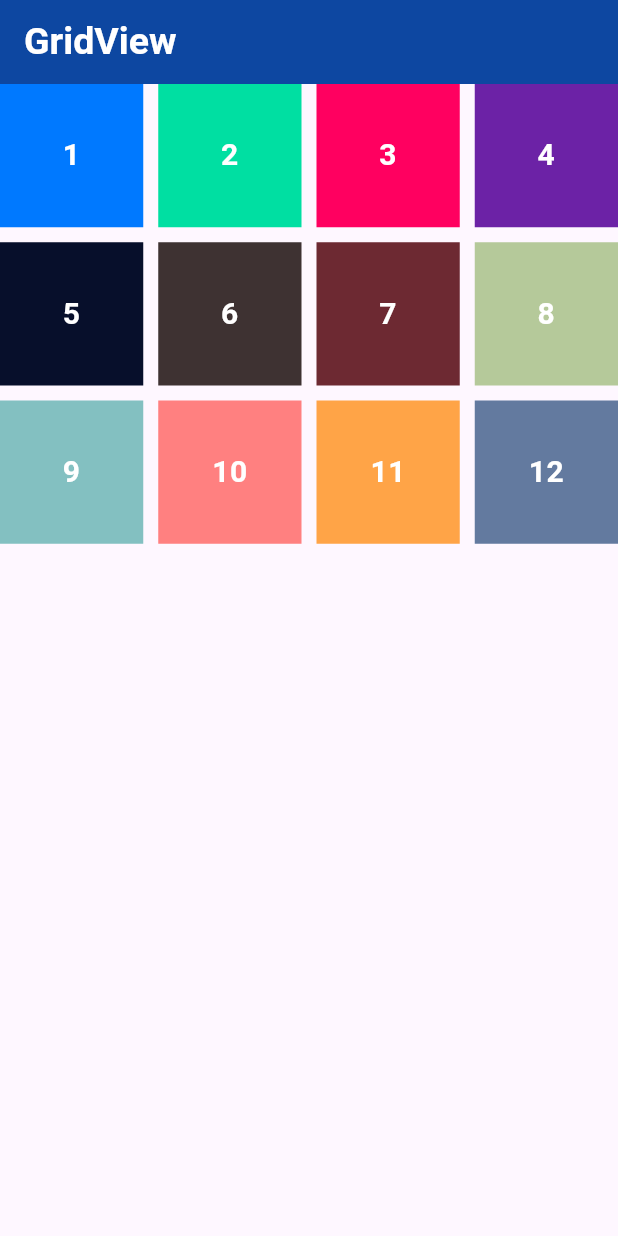
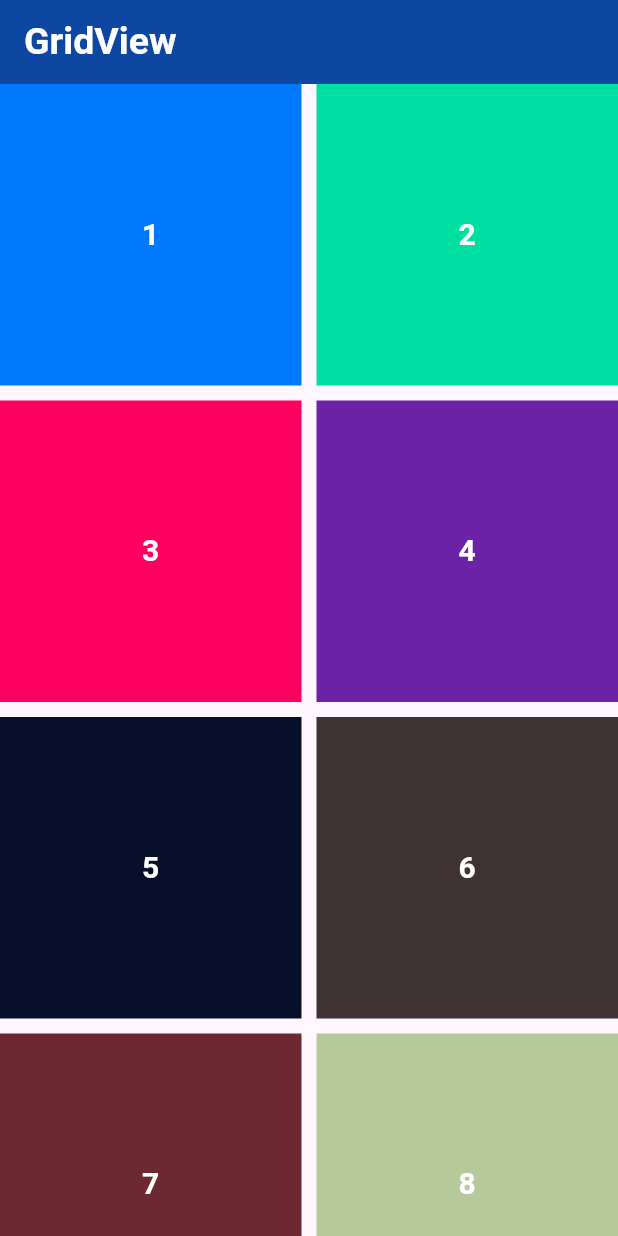
Before and after one commit to alhasann351/gridview, a Flutter app: the screen it shows after launch, on a phone screen of 412 x 824 dp. Run offline on Flutter 3.47's test engine with Material 3 defaults, Android fonts, the phone set to English and light mode, and no system bars.

```diff
--- a/lib/main.dart
+++ b/lib/main.dart
@@ -40,6 +40,7 @@ class _MyHomePageState extends State<MyHomePage> {
     '10',
     '11',
     '12',
+    '13',
   ];
   var color = [
     const Color(0xFF0079FF),
@@ -54,6 +55,7 @@ class _MyHomePageState extends State<MyHomePage> {
     const Color(0xFFFF8080),
     const Color(0xFFFFA447),
     const Color(0xFF637A9F),
+    const Color(0xFF83C0C1),
   ];
 
   @override
@@ -236,7 +238,9 @@ class _MyHomePageState extends State<MyHomePage> {
           ],
         ),
       ),*/
-          GridView.extent(
+          /*Padding(
+            padding: const EdgeInsets.all(8.0),
+            child: GridView.extent(
                     maxCrossAxisExtent: 100,
                     mainAxisSpacing: 10,
                     crossAxisSpacing: 10,
@@ -399,6 +403,31 @@ class _MyHomePageState extends State<MyHomePage> {
                 ),
               ],
                   ),
+          ),*/
+          GridView.builder(
+        gridDelegate: const SliverGridDelegateWithMaxCrossAxisExtent(
+          //crossAxisCount: 3,
+          maxCrossAxisExtent: 200,
+          crossAxisSpacing: 10,
+          mainAxisSpacing: 10,
+        ),
+        itemBuilder: (context, index) {
+          return Container(
+            color: color[index],
+            alignment: Alignment.center,
+            child: Text(
+              number[index],
+              textAlign: TextAlign.center,
+              style: const TextStyle(
+                fontWeight: FontWeight.bold,
+                fontSize: 20,
+                color: Colors.white,
+              ),
+            ),
+          );
+        },
+            itemCount: number.length,
+      ),
     );
   }
 }
```
Lines whose indentation alone changed are shown as unchanged.
